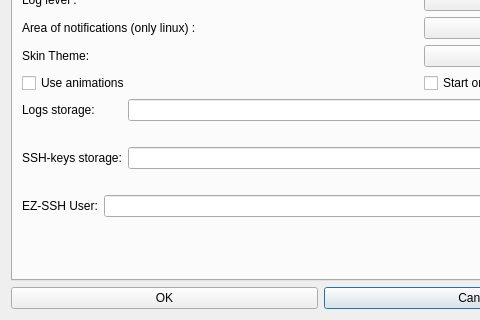
subutai-io/control-center, file hub/forms/DlgSettings.ui: the form before one commit; both pictures show x 0 to 480 and y 204 to 524 of the 641 by 524 pixel window.
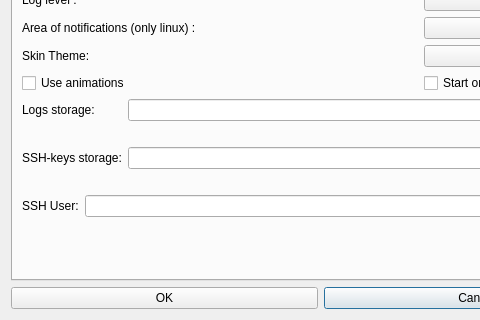
The form after the commit. The open tabs and pages were chosen to show the change. Icons and pictures are not drawn.

Diff of the .ui file:
```diff
--- a/hub/forms/DlgSettings.ui
+++ b/hub/forms/DlgSettings.ui
@@ -65,7 +65,7 @@
              <item row="0" column="0">
               <widget class="QLabel" name="lbl_ssh_user">
                <property name="text">
-                <string>EZ-SSH User:</string>
+                <string>SSH User:</string>
                </property>
               </widget>
              </item>
```
Left out of the diff: 2 changed lines with no effect on the pictures.
